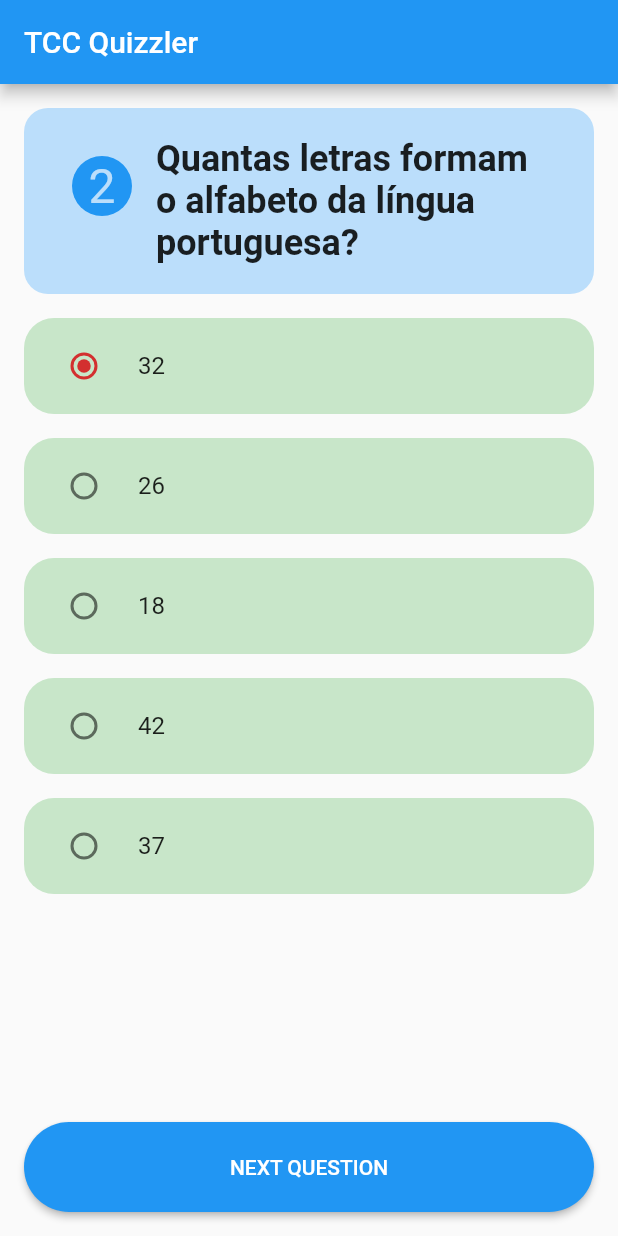
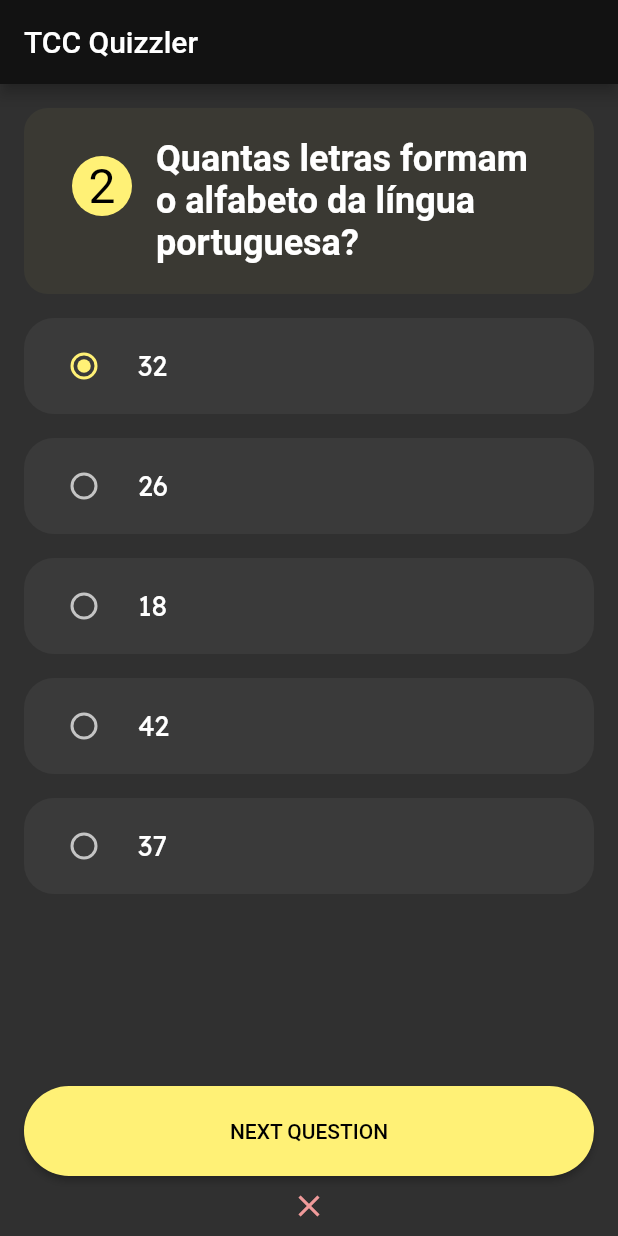
Before and after one commit to e024Dev/ds3_tcc_quizzler_mvp, a Flutter app: the screen it shows after launch, after a tap on "NEXT QUESTION", on a phone screen of 412 x 824 dp. Run offline on Flutter 3.47's test engine with Material 2 defaults, Android fonts, the phone set to English and light mode, and no system bars; our stand-ins replace google_fonts.

Commit message:
main
- Inicio tutorial de criação de UI.

```diff
--- a/lib/main.dart
+++ b/lib/main.dart
@@ -11,6 +11,12 @@ class MyApp extends StatelessWidget {
   @override
   Widget build(BuildContext context) {
     return MaterialApp(
+      title: 'Quizzler',
+      theme: ThemeData.dark().copyWith(
+        colorScheme: const ColorScheme.dark(
+          secondary: Color(0xFFfff176),
+        ),
+      ),
       home: HomePage(),
     );
   }
--- a/lib/pages/home.dart
+++ b/lib/pages/home.dart
@@ -13,6 +13,7 @@ class HomePage extends StatefulWidget {
 
 class _HomePageState extends State<HomePage> {
   QuestionRepository repository = QuestionRepository();
+  List<Icon> responses = [];
 
   @override
   Widget build(BuildContext context) {
@@ -32,11 +33,12 @@ class _HomePageState extends State<HomePage> {
               padding: const EdgeInsets.all(16),
               decoration: BoxDecoration(
                 borderRadius: BorderRadius.circular(16),
-                color: Colors.blue.shade100,
+                color: Theme.of(context).colorScheme.secondary.withAlpha(12),
               ),
               child: ListTile(
                 leading: CircleAvatar(
-                  backgroundColor: Theme.of(context).primaryColor,
+                  backgroundColor:
+                      Theme.of(context).colorScheme.secondaryContainer,
                   child: Text(
                     '${repository.getQuestionNumber() + 1}',
                     style: const TextStyle(fontSize: 32),
@@ -50,7 +52,6 @@ class _HomePageState extends State<HomePage> {
               ),
             ),
             Expanded(
-              // height: 400,
               child: StatefulBuilder(
                 builder: (context, setState) {
                   return ListView.builder(
@@ -61,16 +62,20 @@ class _HomePageState extends State<HomePage> {
                             vertical: 8, horizontal: 16),
                         padding: const EdgeInsets.all(4),
                         decoration: BoxDecoration(
-                          color: Colors.green.shade100,
+                          color: Colors.white.withAlpha(12),
                           borderRadius: BorderRadius.circular(20),
                         ),
                         child: RadioListTile(
                           title: Text(
-                              repository.getQuestion().anwers[index].answer),
+                            repository.getQuestion().anwers[index].answer,
+                            style: GoogleFonts.lexend(
+                              fontSize: 18,
+                            ),
+                          ),
                           value: index,
                           groupValue: _valueGroup,
                           // toggleable: true,
-                          activeColor: Colors.red.shade700,
+                          activeColor: Theme.of(context).colorScheme.secondary,
                           onChanged: (value) {
                             setState(() {
                               _valueGroup = value as int?;
@@ -93,22 +98,38 @@ class _HomePageState extends State<HomePage> {
               width: double.infinity,
               child: ElevatedButton(
                   style: ElevatedButton.styleFrom(
-                      shape: RoundedRectangleBorder(
-                          borderRadius: BorderRadius.circular(36))),
+                    primary: Theme.of(context).colorScheme.secondary,
+                    shape: RoundedRectangleBorder(
+                      borderRadius: BorderRadius.circular(36),
+                    ),
+                  ),
                   onPressed: () {
                     setState(() {
                       Answer? corretcAnswer = repository.getCorrectAnswer();
                       print('Anwer: $corretcAnswer');
+                      print('Responses: ${responses.length}');
                       if (_selectedAnswer == corretcAnswer) {
                         print('Acertou!');
+                        responses.add(Icon(
+                          Icons.check,
+                          color: Colors.green.shade200,
+                        ));
                       } else {
                         print('Errou!');
+                        responses.add(Icon(
+                          Icons.close,
+                          color: Colors.red.shade200,
+                        ));
                       }
+
                       repository.nextQuestion();
                     });
                   },
                   child: const Text('NEXT QUESTION')),
-            )
+            ),
+            Wrap(
+              children: responses,
+            ),
           ],
         ),
       ),
```
Also changed, not shown: images/card.png (added), images/scafold.png (added), images/tela01.png (added), 1 other file.
